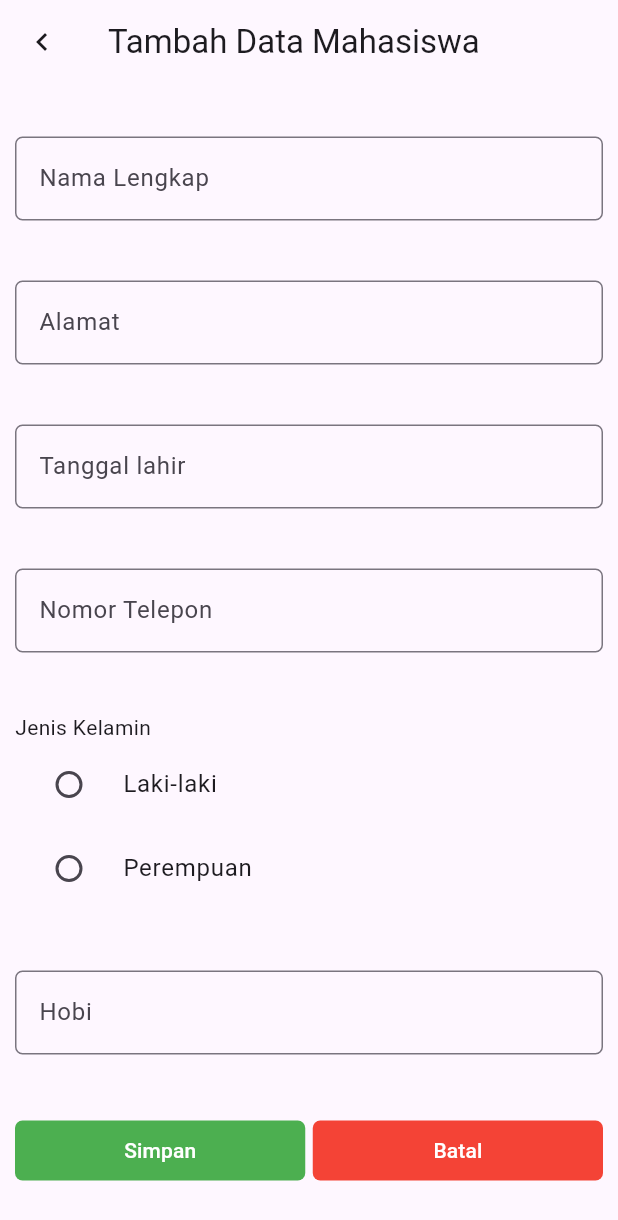
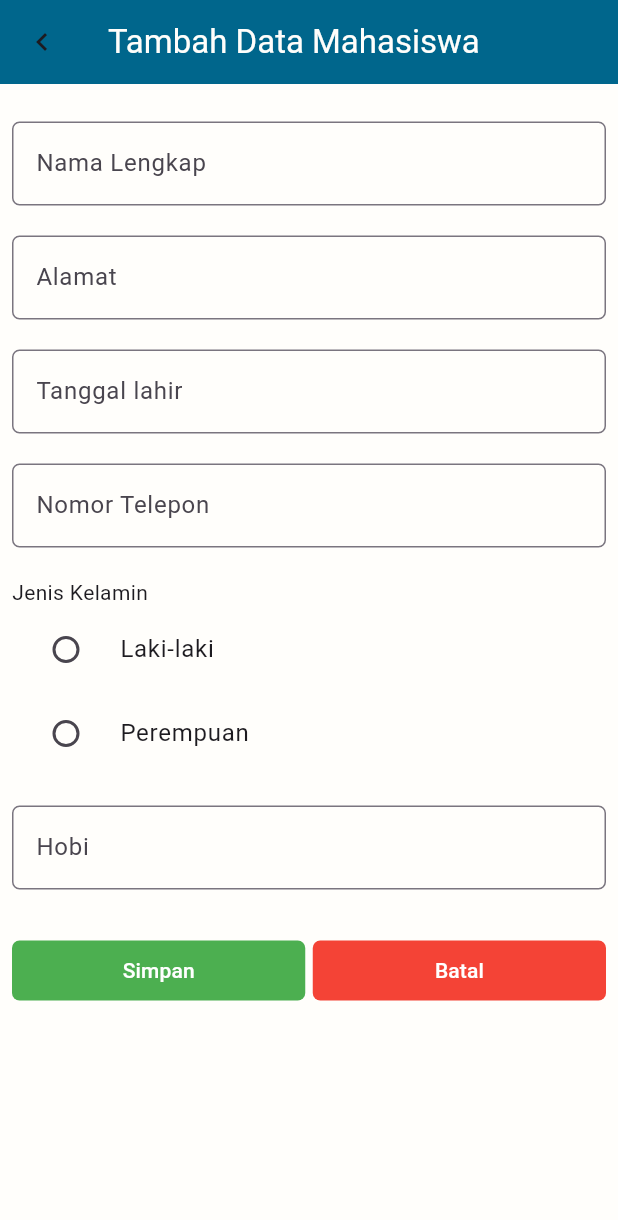
Before and after one commit to maxdesanta/belajar_database, a Flutter app: the screen it shows after launch, after a tap on the "add" icon, on a phone screen of 412 x 824 dp. Shown: the top 1220 px of the screen. Run offline on Flutter 3.47's test engine with Material 3 defaults, Android fonts, the phone set to English and light mode, and no system bars; our stand-ins replace sqflite; accounts and stored records are empty.

Commit message:
update terbaru

```diff
--- a/lib/ui/home.dart
+++ b/lib/ui/home.dart
@@ -35,14 +35,11 @@ class _HomeState extends State<Home> {
         title: const Text(
           'Data Mahasiswa',
           style: TextStyle(color: Color(0XFFfffefb)),
-
         ),
-        leading: Icon(
-          Icons.home,
-          color: Color(0XFFfffefb)
-        ),
+        leading: Icon(Icons.home, color: Color(0XFFfffefb)),
         backgroundColor: Color(0XFF00668c),
       ),
+      backgroundColor: Color(0xfffffefb),
       body: Padding(
         padding: EdgeInsets.only(top: 15.0),
         child: createListView(),
@@ -55,7 +52,12 @@ class _HomeState extends State<Home> {
           }
         },
         tooltip: 'Tambah Data',
-        child: const Icon(Icons.add),
+        child: const Icon(
+          Icons.add,
+          color: Color(0XFFfffefb),
+        ),
+        backgroundColor: Color(0XFF00668c),
+        shape: RoundedRectangleBorder(borderRadius: BorderRadius.circular(50)),
       ),
     );
   }
@@ -76,13 +78,15 @@ class _HomeState extends State<Home> {
     return ListView.builder(
       itemCount: count,
       itemBuilder: (BuildContext context, int index) {
-        return Card(
-          color: Colors.white,
+        return Container(
+          padding: EdgeInsets.symmetric(vertical: 5.0),
+          child: Card(
+            color: Color(0XFFf5f4f1),
             elevation: 2.0,
             child: ListTile(
               leading: CircleAvatar(
                 backgroundColor: Color(0XFFd4eaf7),
-              child: Icon(Icons.people),
+                child: Icon(Icons.person, color: Color(0XFF3b3c3d)),
               ),
               title: Text(dataMhs[index].namaMhs),
               subtitle: Text(dataMhs[index].alamat),
@@ -98,6 +102,7 @@ class _HomeState extends State<Home> {
                   editData(data);
                 }
               },
+            ),
           ),
         );
       },
--- a/lib/ui/input_data.dart
+++ b/lib/ui/input_data.dart
@@ -39,17 +39,25 @@ class _InputDataState extends State<InputData> {
       appBar: AppBar(
         title:
             data_mahasiswa == null
-                ? Text('Tambah Data Mahasiswa')
-                : Text('Edit Data Mahasiswa'),
+                ? Text(
+                  'Tambah Data Mahasiswa',
+                  style: TextStyle(color: Color(0XFFfffefb)),
+                  )
+                : Text(
+                  'Edit Data Mahasiswa',
+                  style: TextStyle(color: Color(0XFFfffefb))
+                ),
         leading: Icon(Icons.keyboard_arrow_left),
+        backgroundColor: Color(0xff00668c),
       ),
+      backgroundColor: Color(0xfffffefb),
       body: Padding(
-        padding: EdgeInsets.only(top: 15, left: 10, right: 10),
+        padding: EdgeInsets.only(top: 15, left: 8, right: 8),
         child: ListView(
           children: <Widget>[
             // nama
             Padding(
-              padding: EdgeInsets.only(top: 20, bottom: 20),
+              padding: EdgeInsets.only(top: 10, bottom: 10),
               child: TextField(
                 onChanged: (value) => {},
                 decoration: InputDecoration(
@@ -63,7 +71,7 @@ class _InputDataState extends State<InputData> {
             ),
             // alamat
             Padding(
-              padding: EdgeInsets.only(top: 20, bottom: 20),
+              padding: EdgeInsets.only(top: 10, bottom: 10),
               child: TextField(
                 onChanged: (value) => {},
                 decoration: InputDecoration(
@@ -77,7 +85,7 @@ class _InputDataState extends State<InputData> {
             ),
             // tanggal lahir
             Padding(
-              padding: EdgeInsets.only(top: 20, bottom: 20),
+              padding: EdgeInsets.only(top: 10, bottom: 10),
               child: TextField(
                 onChanged: (value) => {},
                 decoration: InputDecoration(
@@ -108,7 +116,7 @@ class _InputDataState extends State<InputData> {
             ),
             // nomor telepon
             Padding(
-              padding: EdgeInsets.only(top: 20, bottom: 20),
+              padding: EdgeInsets.only(top: 10, bottom: 10),
               child: TextField(
                 onChanged: (value) => {},
                 decoration: InputDecoration(
@@ -123,7 +131,7 @@ class _InputDataState extends State<InputData> {
             ),
             // jenis kelamin
             Padding(
-              padding: EdgeInsets.only(top: 20, bottom: 20),
+              padding: EdgeInsets.only(top: 10, bottom: 10),
               child: Column(
                 crossAxisAlignment: CrossAxisAlignment.start,
                 children: <Widget>[
@@ -153,7 +161,7 @@ class _InputDataState extends State<InputData> {
             ),
             // hobi
             Padding(
-              padding: EdgeInsets.only(top: 20, bottom: 20),
+              padding: EdgeInsets.only(top: 10, bottom: 10),
               child: TextField(
                 onChanged: (value) => {},
                 decoration: InputDecoration(
```
Lines whose indentation alone changed are shown as unchanged.
